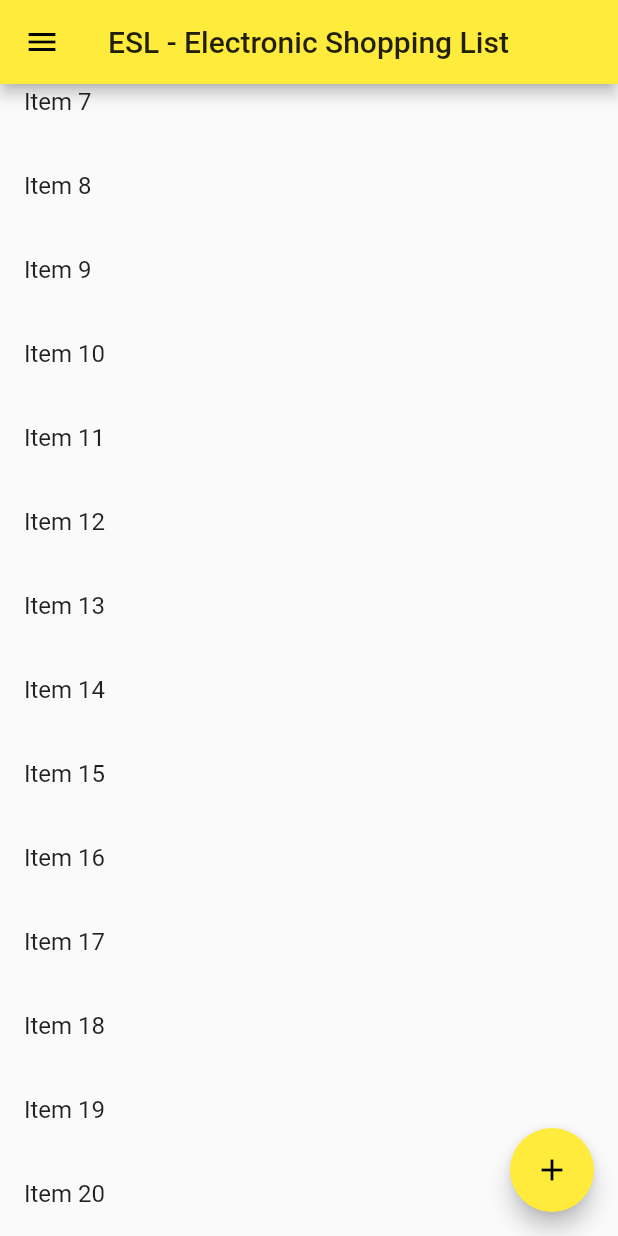
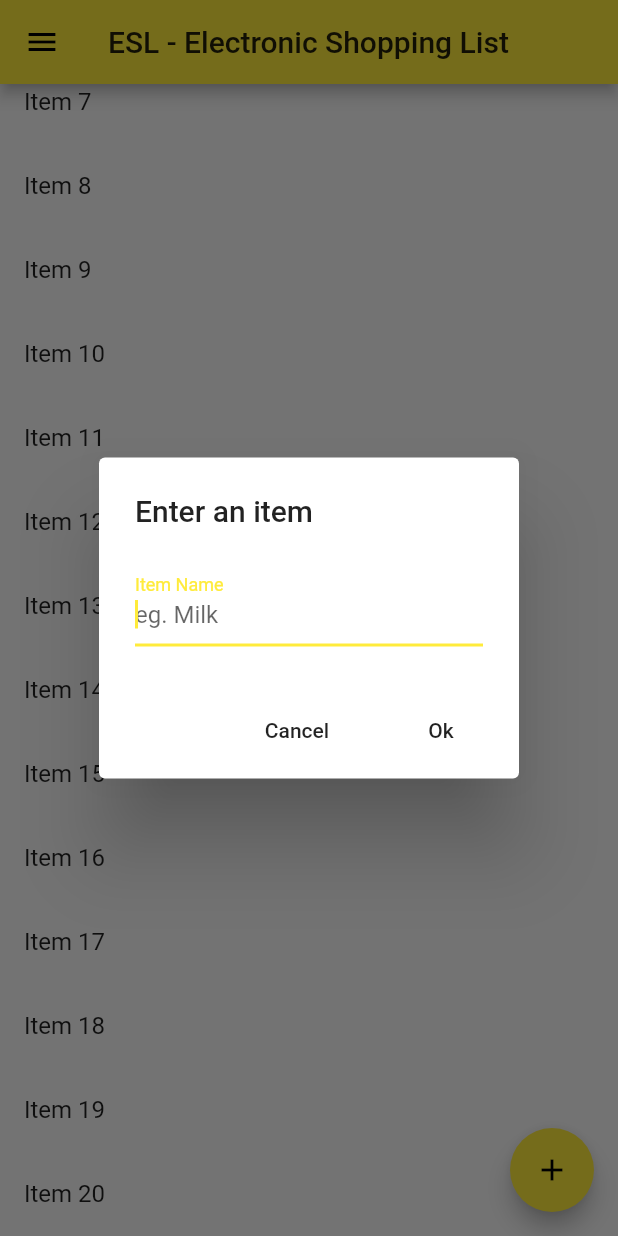
Before and after one commit to draggem/flutter_shopping_list, a Flutter app: the screen it shows after launch, scrolled down 352 dp, after a tap on the "add" icon, on a phone screen of 412 x 824 dp. Run offline on Flutter 3.47's test engine with Material 2 defaults, Android fonts, the phone set to English and light mode, and no system bars; missing offline and left inert: flutter_statusbarcolor.

Commit message:
added add item button functionality

```diff
--- a/lib/list_section.dart
+++ b/lib/list_section.dart
@@ -0,0 +1 @@
+//import 'package:flutter/material.dart';
--- a/lib/main.dart
+++ b/lib/main.dart
@@ -1,7 +1,48 @@
 import 'package:flutter/material.dart';
 import 'package:flutter_statusbarcolor/flutter_statusbarcolor.dart';
+//import './new_item.dart';
 
 void main() => runApp(MyApp());
+
+Future<String> _asyncInputDialog(BuildContext context) async {
+  String itemName = '';
+  return showDialog<String>(
+    context: context,
+    barrierDismissible: false, // dialog is dismissible with a tap on the barrier
+    builder: (BuildContext context) {
+      return AlertDialog(
+        title: Text('Enter an item'),
+        content: new Row(
+          children: <Widget>[
+            new Expanded(
+                child: new TextField(
+              autofocus: true,
+              decoration: new InputDecoration(
+                  labelText: 'Item Name', hintText: 'eg. Milk'),
+              onChanged: (value) {
+                itemName = value;
+              },
+            ))
+          ],
+        ),
+        actions: <Widget>[
+          FlatButton(
+            child: Text('Cancel'),
+            onPressed: () {
+              Navigator.of(context).pop(itemName);
+            },
+          ),FlatButton(
+            child: Text('Ok'),
+            onPressed: () {
+              //Nothing to do here
+              Navigator.pop(null);
+            },
+          ),
+        ],
+      );
+    },
+  );
+}
 
 class MyApp extends StatelessWidget {
   // This widget is the root of your application.
@@ -48,16 +89,6 @@ class MyHomePage extends StatefulWidget {
 
 class _MyHomePageState extends State<MyHomePage> {
   final items = List<String>.generate(20, (i) => "Item ${i + 1}");
-  void _incrementCounter() {
-    setState(() {
-      // This call to setState tells the Flutter framework that something has
-      // changed in this State, which causes it to rerun the build method below
-      // so that the display can reflect the updated values. If we changed
-      // _counter without calling setState(), then the build method would not be
-      // called again, and so nothing would appear to happen.
-    });
-  }
-
   @override
   Widget build(BuildContext context) {
     // This method is rerun every time setState is called, for instance as done
@@ -186,8 +217,11 @@ class _MyHomePageState extends State<MyHomePage> {
 
       ),
       floatingActionButton: FloatingActionButton(
-        onPressed: _incrementCounter,
-        tooltip: 'Increment',
+        onPressed: () async{
+          final String currentTeam = await _asyncInputDialog(context);
+          print("Current team name is $currentTeam");
+        },
+        tooltip: 'Add new item',
         child: Icon(Icons.add),
       ), // This trailing comma makes auto-formatting nicer for build methods.
     );
--- /dev/null
+++ b/lib/new_item.dart
@@ -0,0 +1,5 @@
+//import 'package:flutter/material.dart';
+
+class NewItem {
+
+}
```
